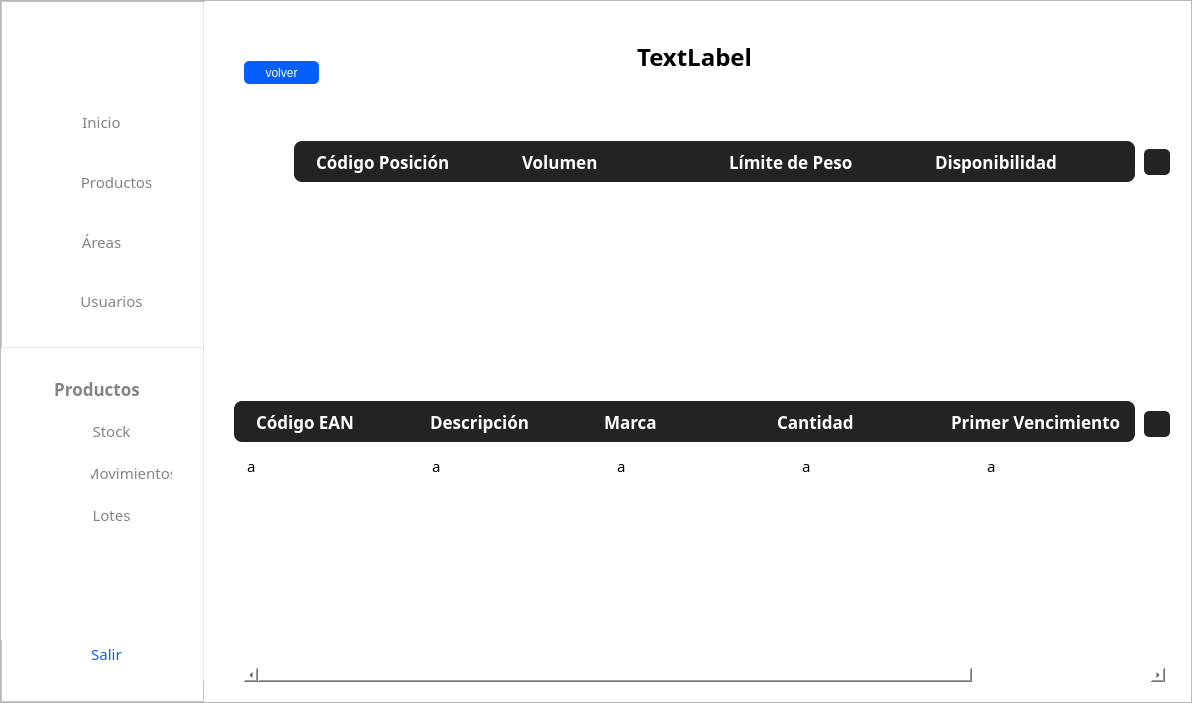
Qt form Interfaces/main/main_ui.ui (juanignaciocansillieri/bullsoft) before a commit.
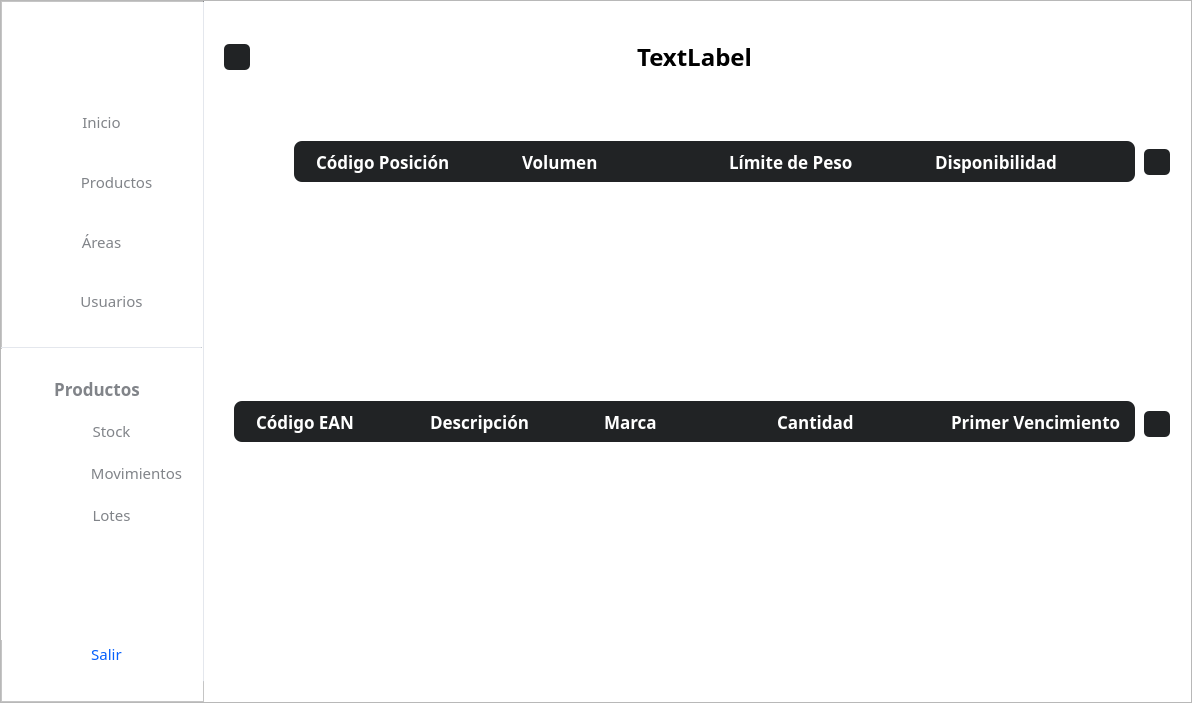
The same form after that commit. The open tabs and pages were chosen to show the change. Icons and pictures are not drawn.

```diff
--- a/Interfaces/main/main_ui.ui
+++ b/Interfaces/main/main_ui.ui
@@ -249,7 +249,7 @@
              <rect>
               <x>90</x>
               <y>108</y>
-              <width>81</width>
+              <width>91</width>
               <height>31</height>
              </rect>
             </property>
@@ -1492,12 +1492,18 @@
              <widget class="QTableWidget" name="tableWidget_niveles">
               <property name="geometry">
                <rect>
-                <x>30</x>
+                <x>40</x>
                 <y>170</y>
-                <width>931</width>
+                <width>921</width>
                 <height>201</height>
                </rect>
               </property>
+              <property name="font">
+               <font>
+                <family>Cairo Semibold</family>
+                <pointsize>11</pointsize>
+               </font>
+              </property>
               <property name="styleSheet">
                <string notr="true">QTableWidget{
 font-size: 11pt;
@@ -1545,7 +1551,7 @@
                <number>50</number>
               </attribute>
               <attribute name="verticalHeaderVisible">
-               <bool>true</bool>
+               <bool>false</bool>
               </attribute>
               <attribute name="verticalHeaderCascadingSectionResizes">
                <bool>false</bool>
@@ -1577,31 +1583,6 @@
                </property>
               </column>
              </widget>
-             <widget class="QPushButton" name="btn_volver_niveles">
-              <property name="geometry">
-               <rect>
-                <x>40</x>
-                <y>60</y>
-                <width>75</width>
-                <height>23</height>
-               </rect>
-              </property>
-              <property name="styleSheet">
-               <string notr="true">QPushButton{
-background-color: #055ffc;
-color:#fff;
-border-radius: 5px;
-text-align:center;
-}
-
-QPushButton:hover{
-
-}</string>
-              </property>
-              <property name="text">
-               <string>volver</string>
-              </property>
-             </widget>
              <widget class="QFrame" name="frame_37">
               <property name="geometry">
                <rect>
@@ -1902,7 +1883,7 @@
                <rect>
                 <x>40</x>
                 <y>430</y>
-                <width>921</width>
+                <width>931</width>
                 <height>251</height>
                </rect>
               </property>
@@ -1976,26 +1957,6 @@
               <attribute name="verticalHeaderDefaultSectionSize">
                <number>41</number>
               </attribute>
-              <row>
-               <property name="text">
-                <string>New Row</string>
-               </property>
-              </row>
-              <row>
-               <property name="text">
-                <string>New Row</string>
-               </property>
-              </row>
-              <row>
-               <property name="text">
-                <string>New Row</string>
-               </property>
-              </row>
-              <row>
-               <property name="text">
-                <string>New Row</string>
-               </property>
-              </row>
               <column>
                <property name="text">
                 <string>New Column</string>
@@ -2021,31 +1982,6 @@
                 <string>New Column</string>
                </property>
               </column>
-              <item row="0" column="0">
-               <property name="text">
-                <string>a</string>
-               </property>
-              </item>
-              <item row="0" column="1">
-               <property name="text">
-                <string>a</string>
-               </property>
-              </item>
-              <item row="0" column="2">
-               <property name="text">
-                <string>a</string>
-               </property>
-              </item>
-              <item row="0" column="3">
-               <property name="text">
-                <string>a</string>
-               </property>
-              </item>
-              <item row="0" column="4">
-               <property name="text">
-                <string>a</string>
-               </property>
-              </item>
              </widget>
              <widget class="QPushButton" name="btn_actualizarProdNiveles">
               <property name="geometry">
@@ -2100,6 +2036,59 @@
                <bool>true</bool>
               </property>
              </widget>
+             <widget class="QPushButton" name="btn_volver_niveles">
+              <property name="geometry">
+               <rect>
+                <x>20</x>
+                <y>43</y>
+                <width>26</width>
+                <height>26</height>
+               </rect>
+              </property>
+              <property name="font">
+               <font>
+                <family>Roboto</family>
+                <pointsize>10</pointsize>
+                <weight>75</weight>
+                <bold>true</bold>
+               </font>
+              </property>
+              <property name="cursor">
+               <cursorShape>PointingHandCursor</cursorShape>
+              </property>
+              <property name="styleSheet">
+               <string notr="true">QPushButton{
+border:none;
+font-family: Roboto;
+border-radius:5px;
+text-align: center;
+color: #282830 ;
+background: #212325
+
+}
+
+QPushButton:hover{
+		color:rgb(116, 116, 138)
+
+}</string>
+              </property>
+              <property name="text">
+               <string/>
+              </property>
+              <property name="icon">
+               <iconset>
+                <normaloff>img/icono_volver.png</normaloff>img/icono_volver.png</iconset>
+              </property>
+              <property name="iconSize">
+               <size>
+                <width>14</width>
+                <height>16</height>
+               </size>
+              </property>
+              <property name="checkable">
+               <bool>true</bool>
+              </property>
+             </widget>
             </widget>
             <widget class="QWidget" name="page_area">
              <widget class="QFrame" name="frame_8">
```
Left out of the diff: 162 changed lines with no effect on the pictures.
